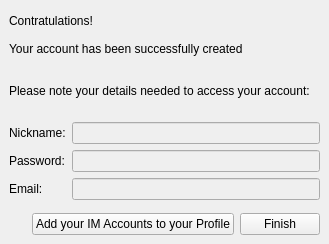
Qt form wengophone/src/presentation/qt/webservices/subscribe/SubscribeWengo2.ui (tkrotoff/WengoPhone) before a commit.
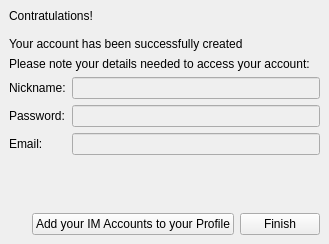
The same form after that commit.

Commit message: - Remove ENABLE_WENBOX defines (was not working, please read Ticket #384 - StringList::join() implemented but not tested - Minor modifs on QtSubscribe - ToolTipLineEdit modifs

```diff
--- a/wengophone/src/presentation/qt/webservices/subscribe/SubscribeWengo2.ui
+++ b/wengophone/src/presentation/qt/webservices/subscribe/SubscribeWengo2.ui
@@ -27,6 +27,12 @@
      <property name="orientation" >
       <enum>Qt::Vertical</enum>
      </property>
+     <property name="sizeHint" >
+      <size>
+       <width>20</width>
+       <height>40</height>
+      </size>
+     </property>
     </spacer>
    </item>
    <item row="2" column="0" >
```
Left out of the diff: 4 changed lines with no effect on the pictures. The commit also changes 20 other files.
